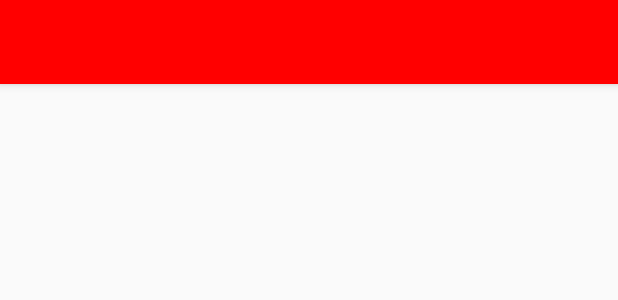
After one commit to andzuz/Kotlin-MVP-Template, an Android app: the layout toolbar.xml on its own in the app's theme, with its tools: preview values and no code run, on a phone screen of 412 x 824 dp. The commit adds this screen. Shown: the top 300 px of the screen. Run offline under Robolectric (Android 15) with nearby library versions, the phone set to English and light mode, and no system bars.

Commit message:
Toolbar added

```diff
--- a/app/src/main/java/com/example/andrzejz/kotlinproject/views/implementations/SampleViewImpl.kt
+++ b/app/src/main/java/com/example/andrzejz/kotlinproject/views/implementations/SampleViewImpl.kt
@@ -9,6 +9,7 @@ import com.example.andrzejz.kotlinproject.presenters.SamplePresenter
 import com.example.andrzejz.kotlinproject.views.abstract_views.SampleView
 import com.example.andrzejz.kotlinproject.views.implementations.BaseViewImpl
 import kotlinx.android.synthetic.view_sample.*;
+import kotlinx.android.synthetic.view_sample.view.*;
 import kotlinx.android.synthetic.activity_main.*;
 
 /**
@@ -36,7 +37,7 @@ public class SampleViewImpl : BaseViewImpl<SamplePresenter>, SampleView {
     }
 
     override fun doSomething() {
-        Log.i("LOG", "LOG")
+        sample_text.setText("Something")
     }
 
 }
--- /dev/null
+++ b/app/src/main/res/layout/toolbar.xml
@@ -0,0 +1,9 @@
+<?xml version="1.0" encoding="utf-8"?>
+
+<android.support.v7.widget.Toolbar xmlns:android="http://schemas.android.com/apk/res/android"
+    xmlns:app="http://schemas.android.com/apk/res-auto"
+    android:background="@color/primary"
+    android:layout_width="match_parent"
+    android:layout_height="wrap_content"
+    app:theme="@style/ThemeOverlay.AppCompat.Dark"
+    android:elevation="4dp" />
--- /dev/null
+++ b/app/src/main/res/values/colors.xml
@@ -0,0 +1,5 @@
+<?xml version="1.0" encoding="utf-8"?>
+<resources>
+    <color name="primary">#ff0000</color>
+    <color name="primaryDark">#ff800000</color>
+</resources>
--- a/app/src/main/res/values/styles.xml
+++ b/app/src/main/res/values/styles.xml
@@ -1,8 +1,9 @@
 <resources>
 
     <!-- Base application theme. -->
-    <style name="AppTheme" parent="Theme.AppCompat.Light.DarkActionBar">
-        <!-- Customize your theme here. -->
+    <style name="AppTheme" parent="Theme.AppCompat.Light.NoActionBar">
+        <item name="colorPrimary">@color/primary</item>
+        <item name="colorPrimaryDark">@color/primaryDark</item>
     </style>
 
 </resources>
```
Also changed, not shown: app/src/main/java/com/example/andrzejz/kotlinproject/activities/MainActivity.kt (+27 -38 lines), app/src/main/res/layout/activity_main.xml (+3 -9 lines).
